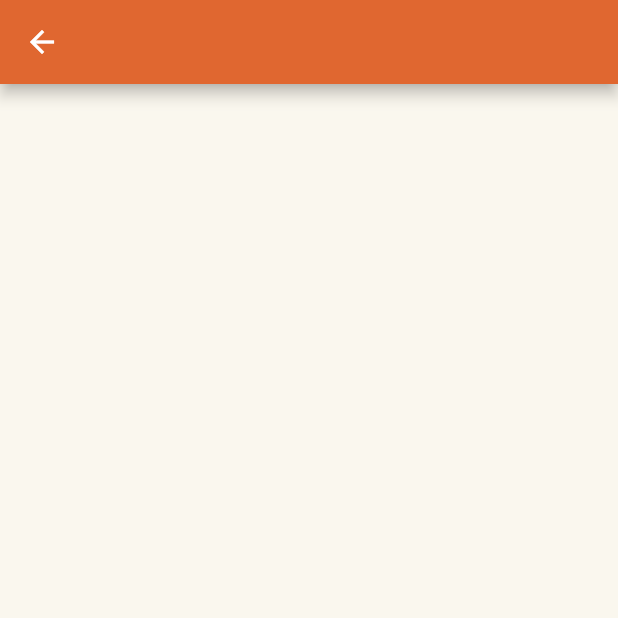
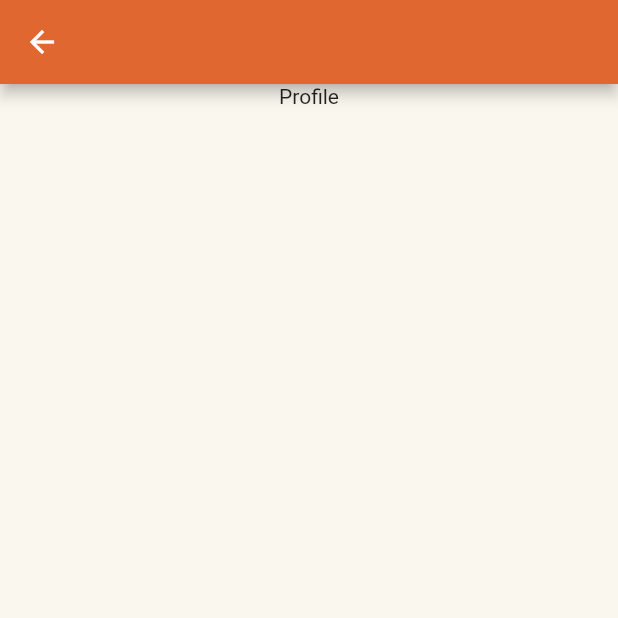
Before and after one commit to TUPfightON/iBayanihan, a Flutter app: the DashboardScreen screen opened directly, item 5 of the bottom bar chosen, on a phone screen of 412 x 824 dp, the top half of it. Run offline on Flutter 3.47's test engine with Material 2 defaults, Android fonts, the phone set to English and light mode, and no system bars; our stand-ins replace flutter_svg.

Commit message:
dashboard tabs

```diff
--- a/lib/Screens/Dashboard/dashboard_screen.dart
+++ b/lib/Screens/Dashboard/dashboard_screen.dart
@@ -9,15 +9,25 @@ class DashboardScreen extends StatefulWidget {
 class _DashboardScreenState extends State<DashboardScreen> {
   int _currentIndex = 0;
 
+  final tabs = [
+    Center(child: Text("Home")),
+    Center(child: Text("Shop")),
+    Center(child: Text("Chat")),
+    Center(child: Text("Cart")),
+    Center(child: Text("Profile")),
+  ];
+
   @override
   Widget build(BuildContext context) {
     return Scaffold(
       backgroundColor: kBackgroundColor,
-      appBar: AppBar(
-
+      appBar: AppBar(),
+      body: ListView(
+        children: <Widget>[
+          tabs[_currentIndex],
+        ]
       ),
-      body: Container(),
-      bottomNavigationBar: Container (
+      bottomNavigationBar: Container(
         decoration: BoxDecoration(
           boxShadow: <BoxShadow>[
             BoxShadow(
```
Also changed, not shown: assets/images/beverages.jpg (added), lib/Screens/Dashboard/components/body.dart (added). Lines whose indentation alone changed are shown as unchanged.
